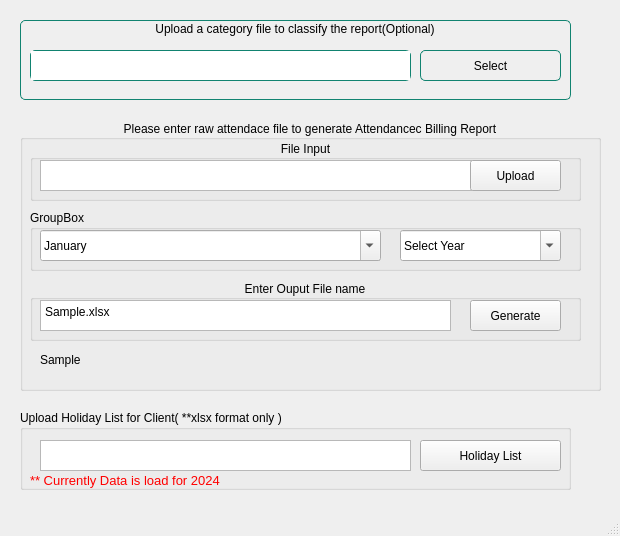
Qt form Billing.ui (vimit12/Transfer) before a commit.
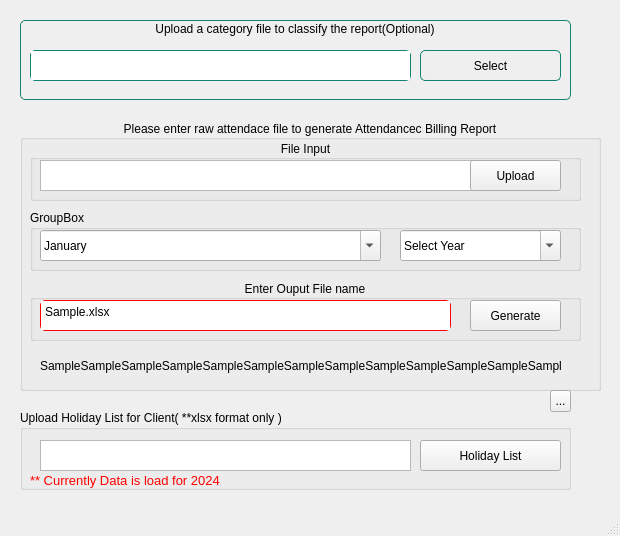
The same form after that commit. Icons and pictures are not drawn.

What changed in the file:
```diff
--- a/Billing.ui
+++ b/Billing.ui
@@ -94,6 +94,12 @@
         <height>31</height>
        </rect>
       </property>
+      <property name="styleSheet">
+       <string notr="true">border-style: solid;
+border-width: 1px;
+border-color: red;
+border-radius: 5px;</string>
+      </property>
       <property name="plainText">
        <string>Sample.xlsx</string>
       </property>
@@ -170,14 +176,17 @@
        <x>20</x>
        <y>230</y>
        <width>521</width>
-       <height>20</height>
+       <height>31</height>
       </rect>
      </property>
      <property name="styleSheet">
       <string notr="true"/>
      </property>
      <property name="text">
-      <string>Sample</string>
+      <string>SampleSampleSampleSampleSampleSampleSampleSampleSampleSampleSampleSampleSampleSampleSampleSampleSampleSampleSampleSampleSampleSampleSampleSample</string>
+     </property>
+     <property name="wordWrap">
+      <bool>true</bool>
      </property>
     </widget>
     <widget class="QGroupBox" name="groupBox_2">
@@ -395,6 +404,19 @@
      </property>
     </widget>
    </widget>
+   <widget class="QToolButton" name="toolButton">
+    <property name="geometry">
+     <rect>
+      <x>550</x>
+      <y>390</y>
+      <width>21</width>
+      <height>22</height>
+     </rect>
+    </property>
+    <property name="text">
+     <string>...</string>
+    </property>
+   </widget>
   </widget>
   <widget class="QStatusBar" name="statusbar"/>
  </widget>
```
Left out of the diff: 2 changed lines with no effect on the pictures.
